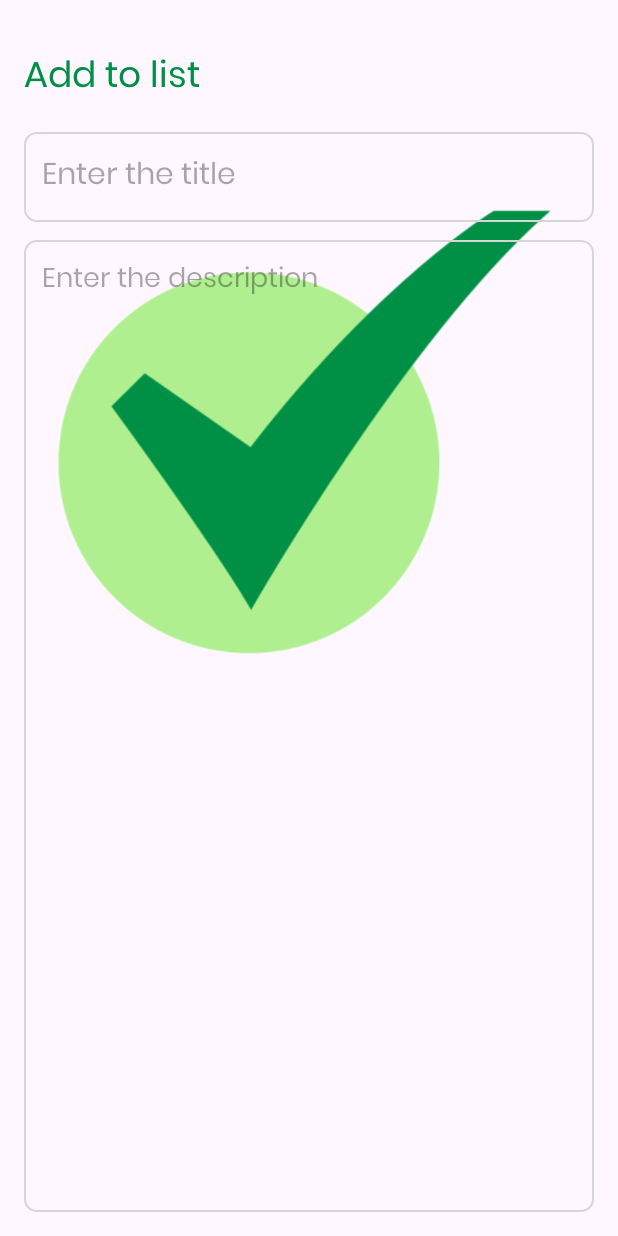
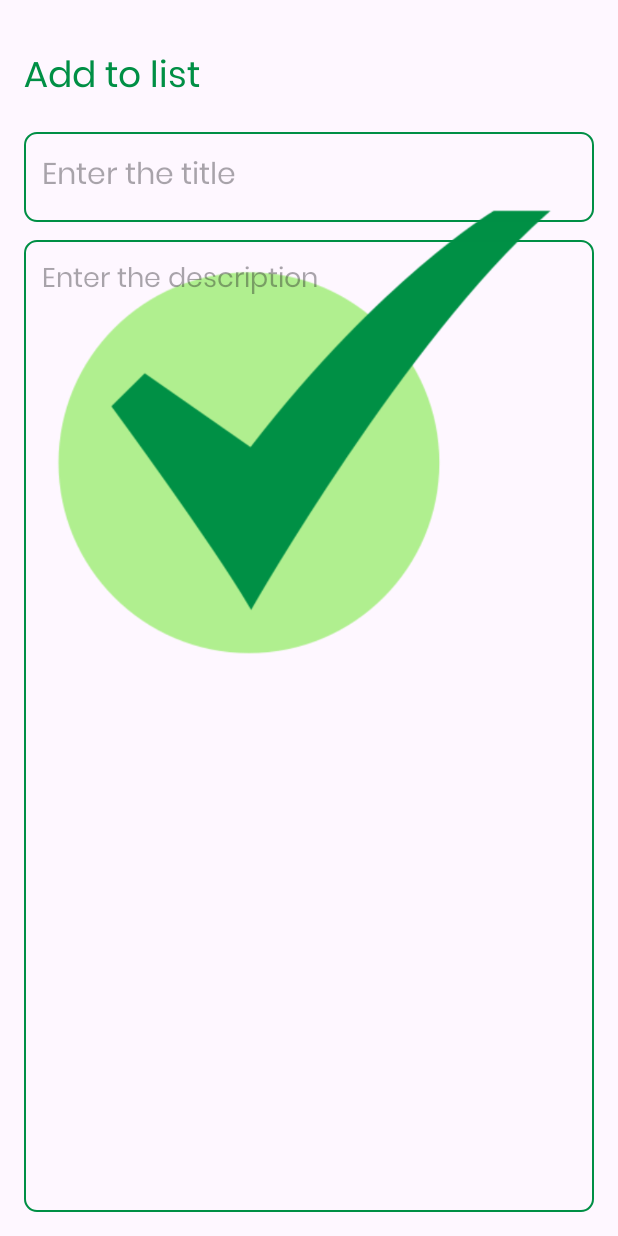
Before and after one commit to IT22267122/ToDo-App, an Android app: the AddToDoActivity screen opened directly, with no data from a screen before it, on a phone screen of 412 x 824 dp. Run offline under Robolectric (Android 15) with nearby library versions, the light colour scheme and no system bars.

Commit message:
version 1

```diff
--- a/app/src/main/res/drawable/orange_border.xml
+++ b/app/src/main/res/drawable/orange_border.xml
@@ -4,7 +4,7 @@
 
     <stroke
         android:width="1dp"
-        android:color="@color/orange"
+        android:color="@color/green"
         />
 
     <corners
--- a/app/src/main/res/layout/activity_main.xml
+++ b/app/src/main/res/layout/activity_main.xml
@@ -19,7 +19,7 @@
         android:layout_marginTop="16dp"
         android:src="@drawable/add"
         app:tint="@color/white"
-        android:backgroundTint="@color/orange"
+        android:backgroundTint="@color/green"
      />
 
 </RelativeLayout>
--- a/app/src/main/res/values/themes.xml
+++ b/app/src/main/res/values/themes.xml
@@ -2,9 +2,9 @@
     <!-- Base application theme. -->
     <style name="Base.Theme.TaskManagement" parent="Theme.Material3.DayNight.NoActionBar">
         <!-- Customize your light theme here. -->
-         <item name="colorPrimary">@color/orange</item>
-         <item name="colorPrimaryVariant">@color/orange</item>
-        <item name="android:statusBarColor">@color/orange</item>
+         <item name="colorPrimary">@color/green</item>
+         <item name="colorPrimaryVariant">@color/green</item>
+        <item name="android:statusBarColor">@color/green</item>
     </style>
 
     <style name="Theme.TaskManagement" parent="Base.Theme.TaskManagement" />
```
